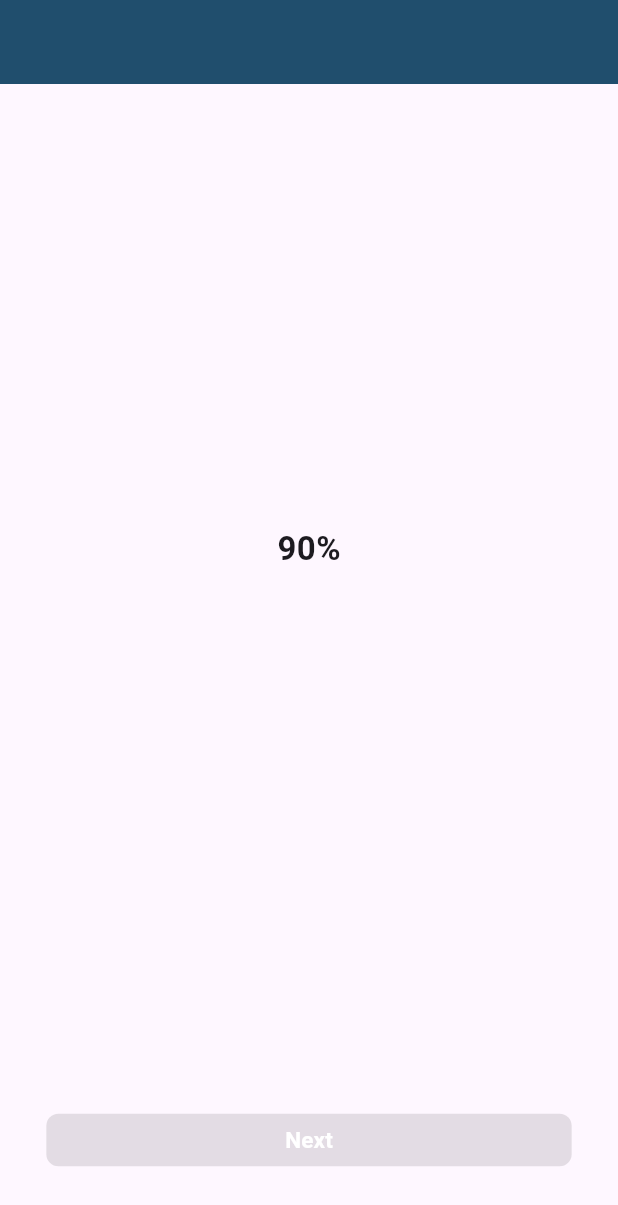
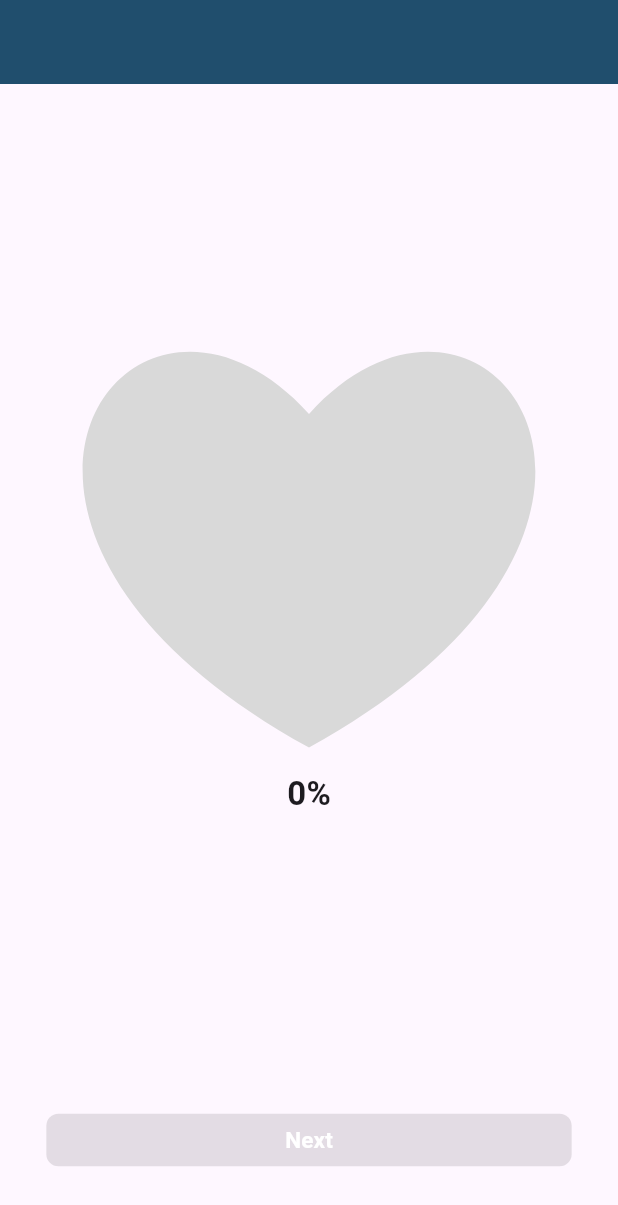
Before and after one commit to kri-eng/abbott-challenge, a Flutter app: the screen it shows after launch, after a tap on "Clear", on a phone screen of 412 x 824 dp. Shown: the top 1205 px of the screen. Run offline on Flutter 3.47's test engine with Material 3 defaults, Android fonts, the phone set to English and light mode, and no system bars.

Commit message:
Adding basic heart widget and Tap Functionality

```diff
--- a/lib/ui/heart/widgets/heart_screen.dart
+++ b/lib/ui/heart/widgets/heart_screen.dart
@@ -1,5 +1,6 @@
 import 'package:challenge/ui/core/ui/button_widget.dart';
 import 'package:challenge/ui/heart/view_model/heart_view_model.dart';
+import 'package:challenge/ui/heart/widgets/heart_widget_painter.dart';
 import 'package:challenge/ui/heart/widgets/percentage_text.dart';
 import 'package:challenge/ui/success/widgets/success_screen.dart';
 import 'package:flutter/material.dart';
@@ -25,14 +26,14 @@ class HeartScreen extends StatefulWidget {
 }
 
 class _HeartScreenState extends State<HeartScreen> {
+
   late final HeartViewModel heartVM; // Initialized in initState(), and is a final value.
-
+  var timerRunning = false; // 0 means need to start.
 
   @override
   void initState() {  // Initializes the state and ViewModel.
     super.initState();
     heartVM = HeartViewModel();
-    heartVM.startCounter();
   }
 
   @override
@@ -59,7 +60,28 @@ class _HeartScreenState extends State<HeartScreen> {
   /// Invoked when Clear Button is clicked.
   void handleClearClick() {
     heartVM.resetCounter(); // Reset the percentage counter.
-    heartVM.startCounter();
+    setState(() { // Reset timerRunning to false.
+      timerRunning = false;
+    });
+  }
+
+
+  /// handleHeartTap
+  ///
+  /// Function used to handle the state of timer, when heart is tapped.
+  /// Invoked when heart is tapped on.
+  void handleHeartTap() {
+    if (timerRunning) {
+      heartVM.pauseCounter();
+      setState(() {
+        timerRunning = false;
+      });
+    } else {
+      heartVM.startCounter();
+      setState(() {
+        timerRunning = true;
+      });
+    }
   }
 
   @override
@@ -81,7 +103,20 @@ class _HeartScreenState extends State<HeartScreen> {
                       child: Column(
                         mainAxisSize: MainAxisSize.min,
                         children: [
-                          PercentageText(amount: value)
+                          SizedBox(
+                            width: MediaQuery.of(context).size.width * 0.82,
+                            height: MediaQuery.of(context).size.height * 0.45,
+                            child: InkWell(
+                              onTap: handleHeartTap,
+                              child: CustomPaint(
+                                painter: HeartWidgetPainter(percentage: value),
+                                size: Size(MediaQuery.of(context).size.width * 0.80, MediaQuery.of(context).size.height * 0.40), // 👈 Send size here
+                              ),
+                            ),
+                          ),
+                          const SizedBox(height: 15,),
+                          PercentageText(amount: value),
+                          const SizedBox(height: 60,),
                         ],
                       ),
                     ),
--- /dev/null
+++ b/lib/ui/heart/widgets/heart_widget_painter.dart
@@ -0,0 +1,38 @@
+import 'package:flutter/material.dart';
+
+class HeartWidgetPainter extends CustomPainter {
+
+  final int percentage;
+  final Color fillColor = Color.fromARGB(255, 64, 15, 100);
+  final Color bgColor = Color.fromARGB(255, 217, 217, 217);
+  final Color borderColor = Color.fromARGB(255, 0, 0, 0);
+
+  HeartWidgetPainter({required this.percentage});
+
+  @override
+  void paint(Canvas canvas, Size size) {
+    final bgPaint = Paint();
+    bgPaint.color = bgColor;
+    bgPaint.style = PaintingStyle.fill;
+
+    final fillPaint = Paint();
+    fillPaint.color = fillColor;
+    fillPaint.style = PaintingStyle.fill;
+
+    final double width = size.width;
+    final double height = size.height;
+
+    final Path path = Path();
+    path.moveTo(0.5 * width, height * 0.40);
+    path.cubicTo(0.85 * width, height * 0.05, 1.30 * width, height * 0.6, 0.5 * width, height);
+    path.moveTo(width * 0.5, height * 0.40);
+    path.cubicTo(0.15 * width, height * 0.05, -0.30 * width, height * 0.6, 0.5 * width, height);
+
+    canvas.drawPath(path, bgPaint);
+  }
+
+  @override
+  bool shouldRepaint(covariant CustomPainter oldDelegate) {
+    return false;
+  }
+}
```
Also changed, not shown: lib/ui/heart/view_model/heart_view_model.dart (+8 -0 lines), lib/ui/heart/widgets/heart_widget.dart (deleted).
